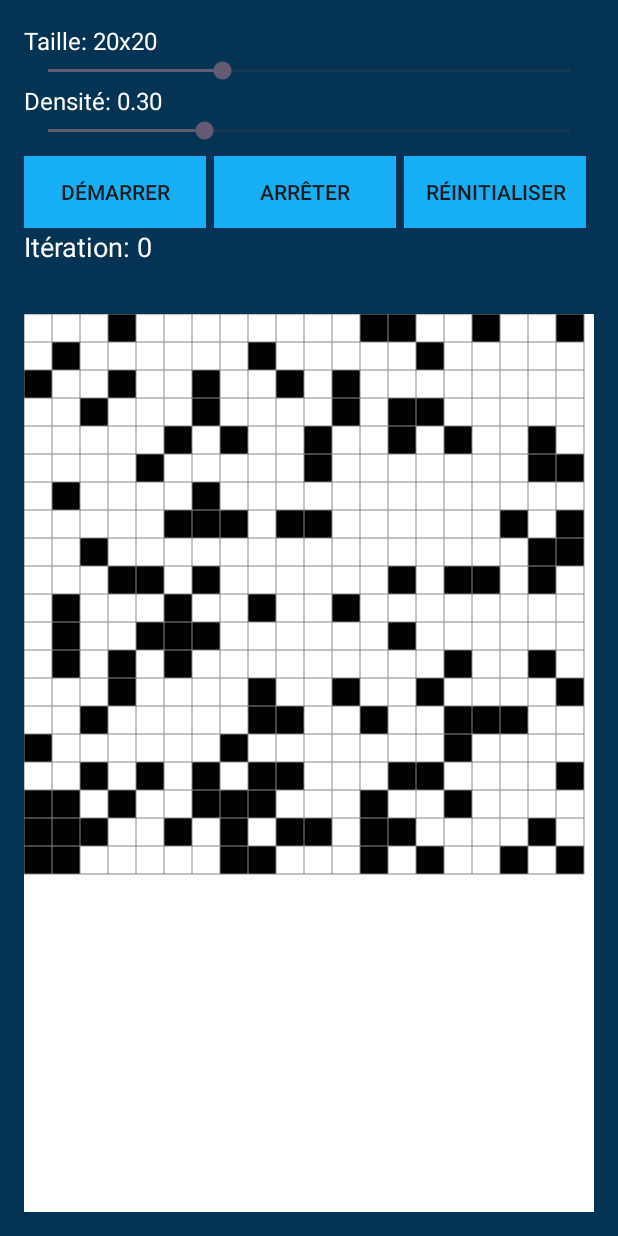
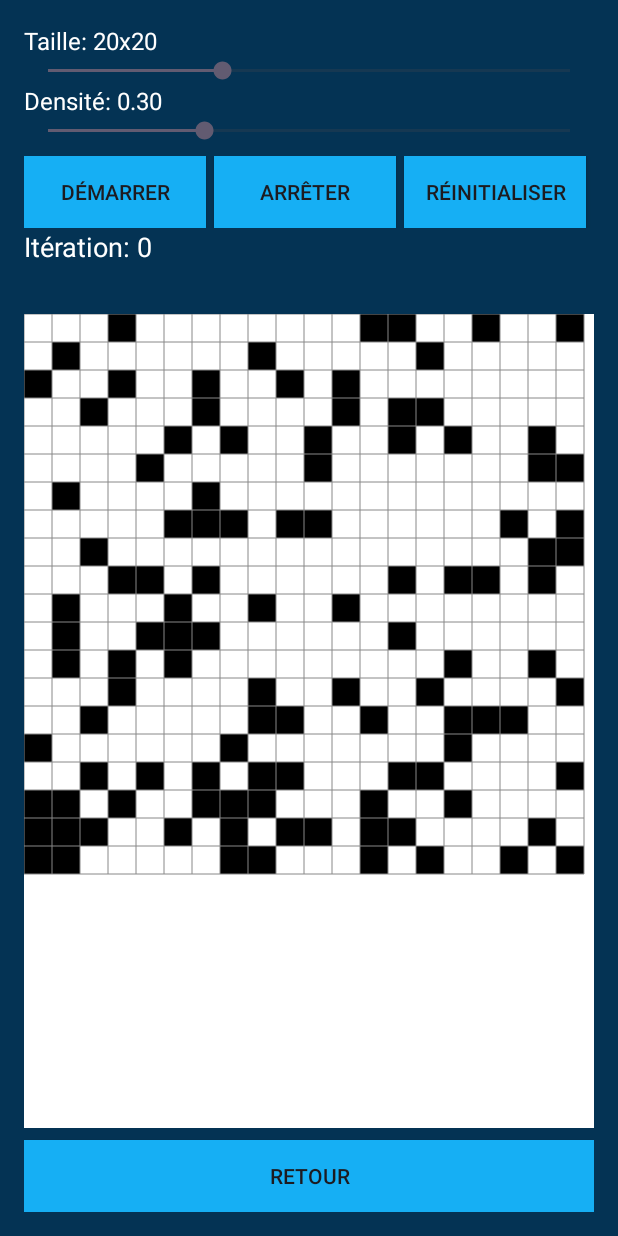
Before and after one commit to fafare56/projet_dev_mobile, an Android app: the JeuVie screen opened directly, with no data from a screen before it, on a phone screen of 412 x 824 dp. Run offline under Robolectric (Android 15) with nearby library versions, the phone set to English and light mode, and no system bars.

Commit message:
btn retour dans jeudelavie

```diff
--- a/app/src/main/java/com/example/tictactoe/JeuVie.java
+++ b/app/src/main/java/com/example/tictactoe/JeuVie.java
@@ -1,6 +1,7 @@
 package com.example.tictactoe;
 
 import android.app.Activity;
+import android.content.Intent;
 import android.os.Bundle;
 import android.widget.Button;
 import android.widget.SeekBar;
@@ -8,7 +9,7 @@ import android.widget.TextView;
 
 public class JeuVie extends Activity {  // Retiré 'static' car une Activity ne peut pas être statique
     private GameOfLifeView gameView;
-    private Button startButton, stopButton, resetButton;
+    private Button startButton, stopButton, resetButton, returnButton;
     private TextView iterationText, resultText, sizeText, densityText;
     private SeekBar sizeSeekBar, densitySeekBar;
     private GameOfLife game;
@@ -24,6 +25,7 @@ public class JeuVie extends Activity {  // Retiré 'static' car une Activity ne
         startButton = findViewById(R.id.start_button);
         stopButton = findViewById(R.id.stop_button);
         resetButton = findViewById(R.id.reset_button);
+        returnButton = findViewById(R.id.btn_retour);
         iterationText = findViewById(R.id.iteration_text);
         resultText = findViewById(R.id.result_text);
         sizeText = findViewById(R.id.size_text);
@@ -87,6 +89,10 @@ public class JeuVie extends Activity {  // Retiré 'static' car une Activity ne
             float density = densitySeekBar.getProgress() / 100f;
             resetGame(size, density);
         });
+
+        returnButton.setOnClickListener(v -> {
+            finish();
+        });
     }
 
     private void updateSizeText(int size) {
--- a/app/src/main/res/layout/jeu_vie.xml
+++ b/app/src/main/res/layout/jeu_vie.xml
@@ -3,14 +3,14 @@
     android:layout_width="match_parent"
     android:layout_height="match_parent">
 
-    <LinearLayout xmlns:android="http://schemas.android.com/apk/res/android"
+    <LinearLayout
         android:layout_width="match_parent"
         android:layout_height="match_parent"
         android:orientation="vertical"
         android:background="@color/blue_foncé"
         android:padding="@dimen/default_padding">
 
-        <!-- ParamÃ¨tres -->
+        <!-- Paramètres -->
         <TextView
             android:id="@+id/size_text"
             android:layout_width="match_parent"
@@ -57,7 +57,6 @@
                 android:layout_weight="1"
                 android:background="@color/blue_clair"
                 android:layout_marginEnd="5dp"
-
                 android:text="@string/start_button"/>
 
             <androidx.appcompat.widget.AppCompatButton
@@ -99,9 +98,19 @@
         <com.example.tictactoe.GameOfLifeView
             android:id="@+id/game_view"
             android:layout_width="match_parent"
-            android:layout_height="match_parent"
+            android:layout_height="436dp"
             android:layout_marginTop="@dimen/spacing_medium"
-            android:background="@color/white"/>
+            android:layout_weight="50"
+            android:background="@color/white" />
+
+        <!-- Nouveau bouton en bas de la page -->
+        <androidx.appcompat.widget.AppCompatButton
+            android:id="@+id/btn_retour"
+            android:layout_width="match_parent"
+            android:layout_height="wrap_content"
+            android:layout_marginTop="@dimen/spacing_medium"
+            android:background="@color/blue_clair"
+            android:text="@string/retour"/>
+
     </LinearLayout>
-
 </androidx.constraintlayout.widget.ConstraintLayout>
--- a/app/src/main/res/values/strings.xml
+++ b/app/src/main/res/values/strings.xml
@@ -23,10 +23,12 @@
     <string name="density_label">Densité: %.2f</string>
     <string name="result_no_periodicity">Terminé: 1000 itérations (pas de périodicité)</string>
     <string name="result_periodicity">Périodicité détectée après %d itérations</string>
+    <string name="retour">Retour</string>
 
     <!-- Default Values -->
     <string name="default_size">20</string>
     <string name="default_density">30</string> <!-- 30% = 0.3 -->
 
 
+
 </resources>
```
